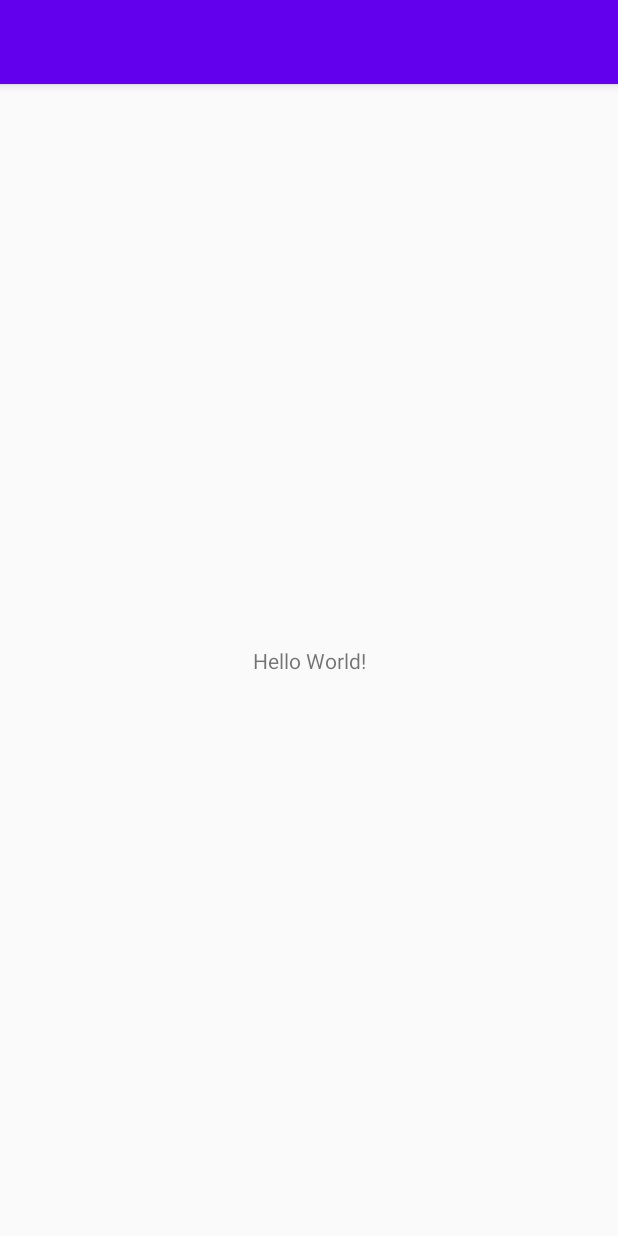
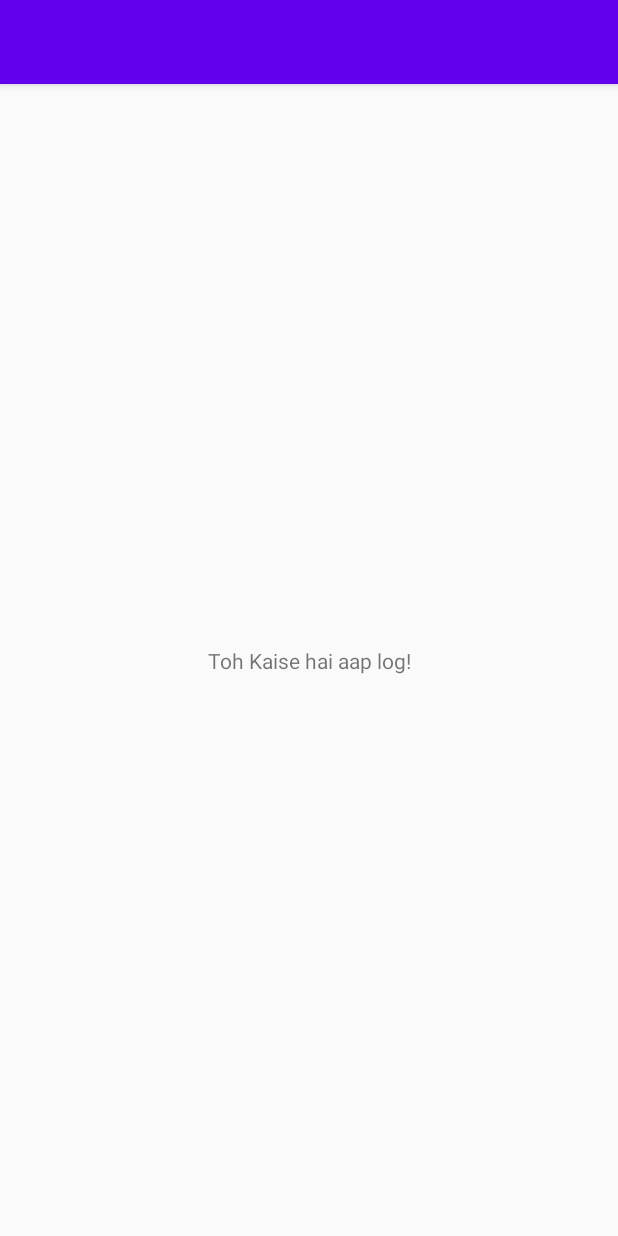
Before and after one commit to deepp2905/WorkoutTrackerApp, an Android app: the screen it shows after launch (MainActivity), on a phone screen of 412 x 824 dp. Run offline under Robolectric (Android 15) with nearby library versions, the phone set to English and light mode, and no system bars.

Commit message:
Changed on screen text

```diff
--- a/app/src/main/res/layout/activity_main.xml
+++ b/app/src/main/res/layout/activity_main.xml
@@ -9,7 +9,7 @@
     <TextView
         android:layout_width="wrap_content"
         android:layout_height="wrap_content"
-        android:text="Hello World!"
+        android:text="Toh Kaise hai aap log!"
         app:layout_constraintBottom_toBottomOf="parent"
         app:layout_constraintLeft_toLeftOf="parent"
         app:layout_constraintRight_toRightOf="parent"
```
